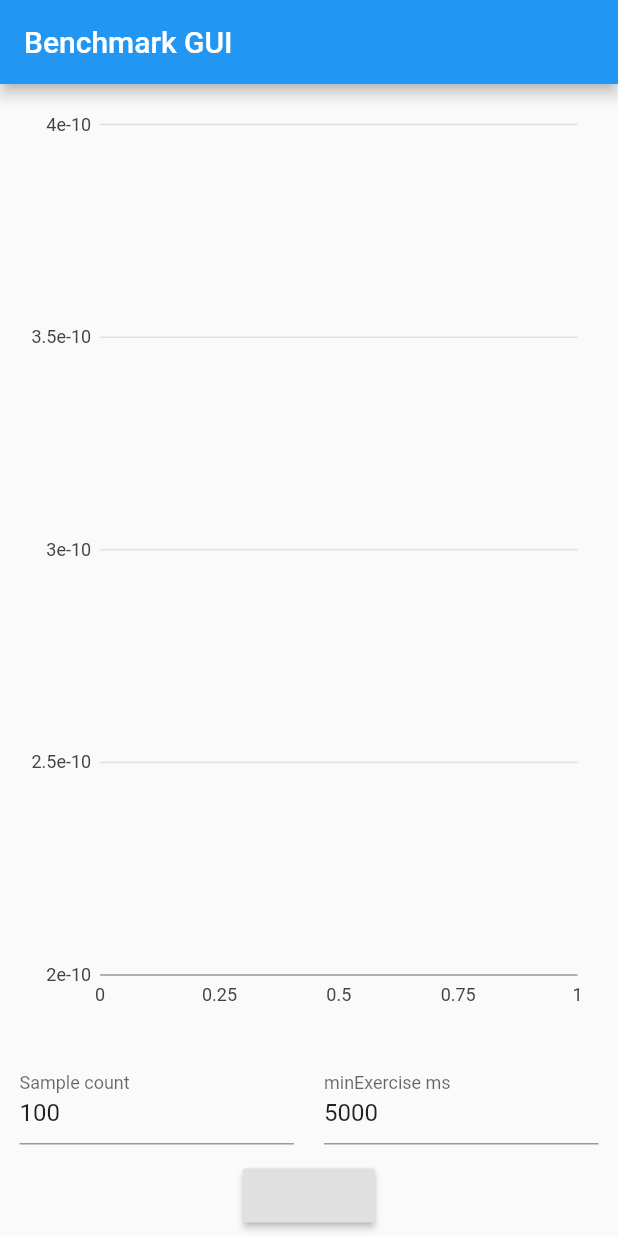
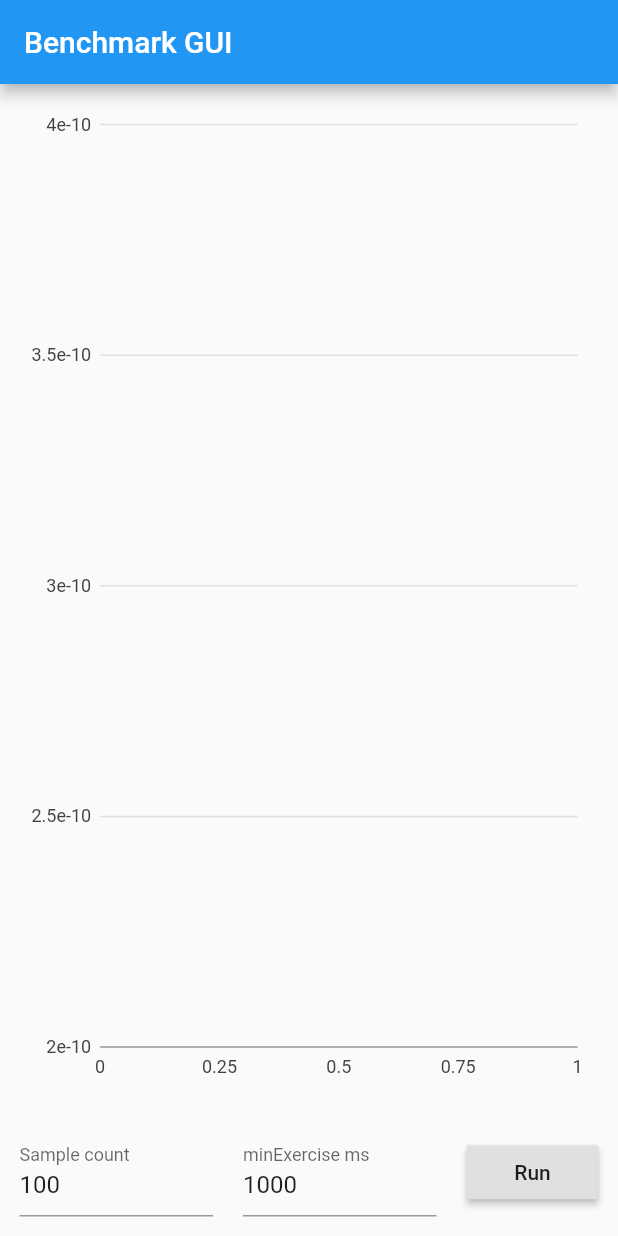
Before and after one commit to winksaville/flutter_benchmarkx_gui, a Flutter app: the screen it shows after launch, on a phone screen of 412 x 824 dp. Run offline on Flutter 3.47's test engine with Material 2 defaults, Android fonts, the phone set to English and light mode, and no system bars; our stand-ins replace charts_flutter; missing offline and left inert: benchmark_framework_x.

Commit message:
Move RaisedButton as last item in the row
Also labeled the button with 'Run' and changed the default
for minExercise to 1 second instead of 5.

```diff
--- a/lib/main.dart
+++ b/lib/main.dart
@@ -128,7 +128,7 @@ class BenchmarkFormState extends State<BenchmarkForm> {
   // BenchmarkForm fields
   SampleCountField sampleCountField = SampleCountField('Sample count', 100);
   MinExerciseInMillisField minExerciseInMillisField =
-      MinExerciseInMillisField('minExercise ms', 5000);
+      MinExerciseInMillisField('minExercise ms', 1000);
 
   Future<void> _runBm() async {
     print(
@@ -214,18 +214,24 @@ class BenchmarkFormState extends State<BenchmarkForm> {
                             child: minExerciseInMillisField.textFormField,
                           ),
                         ),
+                        Container(
+                          child: Padding(
+                            padding: const EdgeInsets.all(10.0),
+                            child: RaisedButton(
+                              onPressed: () {
+                                if (_formKey.currentState.validate()) {
+                                  print('BenchmarkFormState.RaisedButton.onPressed: '
+                                      'sampleCountController.text=${sampleCountField.value} '
+                                      'minExerciseInMillis.text=${minExerciseInMillisField.value}');
+                                  _runBm();
+                                }
+                              },
+                              child: const Text('Run'),
+                            ),
+                          ),
+                        ),
                       ],
                     ),
-                    RaisedButton(onPressed: () {
-                      if (_formKey.currentState.validate()) {
-                        print('BenchmarkFormState.RaisedButton.onPressed: '
-                            'sampleCountController.text=${sampleCountField.value} '
-                            'minExerciseInMillis.text=${minExerciseInMillisField.value}');
-                        print('BenchmarkFormState.RaisedButton.onPressed: '
-                            'call _runBm');
-                        _runBm();
-                      }
-                    }),
                   ],
                 ),
               ),
```
